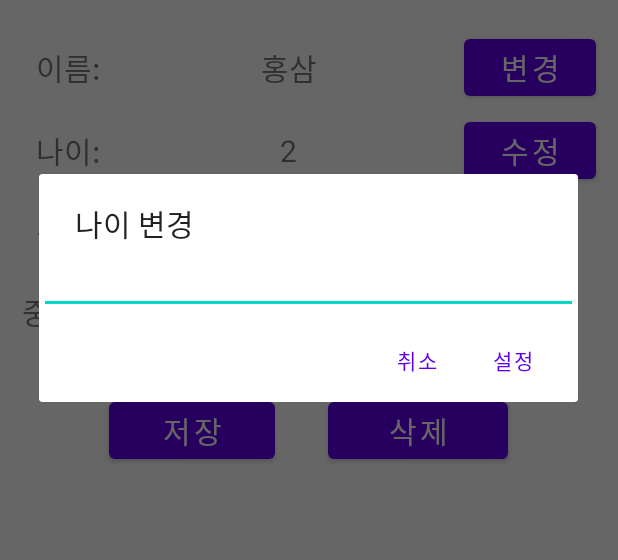
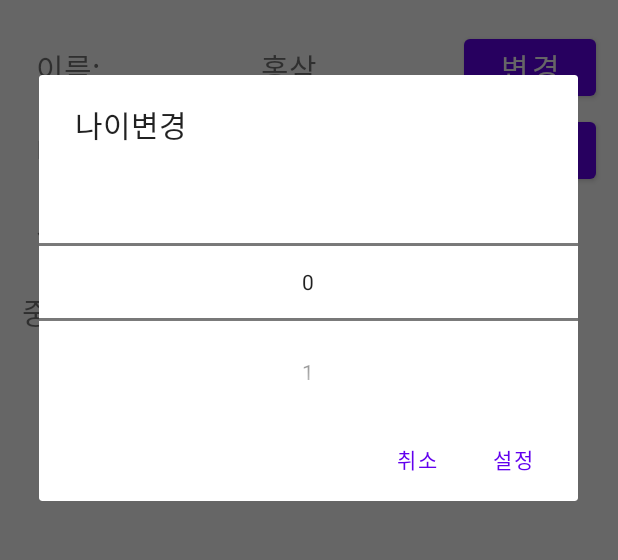
Before and after one commit to qowngus33/Hanium-AI-Pet-Chatbot, an Android app: the PetProfileActivity screen opened directly, with no data from a screen before it, after a tap on "수정", on a phone screen of 412 x 824 dp, the part 330-890 px from its top. Run offline under Robolectric (Android 15) with nearby library versions, the phone set to English and light mode, and no system bars.

Commit message:
Change PetProfileActivity & Connect PW, Login page

```diff
--- a/app/src/main/AndroidManifest.xml
+++ b/app/src/main/AndroidManifest.xml
@@ -33,7 +33,6 @@
 
         <activity android:name=".ui.setting.PetProfileActivity" />
         <activity android:name=".ui.setting.ProfileActivity" />
-        <activity android:name=".ui.setting.New" />
 
     </application>
 
--- a/app/src/main/java/com/example/myapplication/ui/setting/PetProfileActivity.java
+++ b/app/src/main/java/com/example/myapplication/ui/setting/PetProfileActivity.java
@@ -1,15 +1,23 @@
 package com.example.myapplication.ui.setting;
 
 import android.app.AlertDialog;
+import android.app.Dialog;
+import android.content.Context;
 import android.content.DialogInterface;
 import android.content.Intent;
 import android.os.Bundle;
+import android.view.LayoutInflater;
 import android.view.View;
+import android.view.Window;
 import android.widget.Button;
 import android.widget.EditText;
+import android.widget.NumberPicker;
 import android.widget.TextView;
 import android.widget.Toast;
 import com.example.myapplication.R;
+import com.example.myapplication.ui.pet_select.PetSelectActivity;
+
+import java.util.zip.Inflater;
 
 public class PetProfileActivity extends SettingActivity {
     private Intent intent;
@@ -60,28 +68,37 @@ public class PetProfileActivity extends SettingActivity {
         btnAge.setOnClickListener(new View.OnClickListener() {
             @Override
             public void onClick(View view) {
-                AlertDialog.Builder name = new AlertDialog.Builder(PetProfileActivity.this);
-                name.setTitle("나이 변경");
+                AlertDialog.Builder AgePicker = new AlertDialog.Builder(PetProfileActivity.this);
 
-                //스크롤뷰(?)로 나이 선택할 수 있게 변경하기.
-                final EditText NickName = new EditText(PetProfileActivity.this);
-                name.setView(NickName);
-                name.setPositiveButton("설정", new DialogInterface.OnClickListener() {
+                AgePicker.setTitle("나이변경");
+                final NumberPicker AP = new NumberPicker(PetProfileActivity.this);
+                AgePicker.setView(AP);
+
+                AP.setMinValue(0);
+                AP.setMaxValue(30);
+                AP.setWrapSelectorWheel(false);
+                AP.setValue(0);
+
+                AP.setOnValueChangedListener(new NumberPicker.OnValueChangeListener() {
+                    @Override
+                    public void onValueChange(NumberPicker picker, int oldVal, int newVal) {
+                    }
+                });
+
+                AgePicker.setPositiveButton("설정", new DialogInterface.OnClickListener() {
                     @Override
                     public void onClick(DialogInterface dialog, int i) {
-                        String result = NickName.getText().toString();
-                        petAge.setText(result);
+                        petAge.setText(String.valueOf(AP.getValue()));
                         dialog.dismiss();
-                        Toast.makeText(getApplicationContext(), "나이가 변경되었습니다.", Toast.LENGTH_SHORT).show();
                     }
                 });
-                name.setNegativeButton("취소", new DialogInterface.OnClickListener() {
+                AgePicker.setNegativeButton("취소", new DialogInterface.OnClickListener() {
                     @Override
                     public void onClick(DialogInterface dialog, int i) {
                         dialog.dismiss();
                     }
                 });
-                name.show();
+                AgePicker.show();
             }
         });
 
@@ -98,7 +115,7 @@ public class PetProfileActivity extends SettingActivity {
             @Override
             public void onClick(View view) {
                 //정보 삭제 후, 반려동물 등록화면으로 이동
-                Intent intent = new Intent(getApplicationContext(), New.class);
+                Intent intent = new Intent(getApplicationContext(), PetSelectActivity.class);
                 startActivity(intent);
             }
         });
--- a/app/src/main/java/com/example/myapplication/ui/setting/ProfileActivity.java
+++ b/app/src/main/java/com/example/myapplication/ui/setting/ProfileActivity.java
@@ -9,6 +9,7 @@ import android.widget.TextView;
 
 import com.example.myapplication.R;
 import com.example.myapplication.ui.login.LoginActivity;
+import com.example.myapplication.ui.login.PasswordChangeActivity;
 
 public class ProfileActivity extends SettingActivity {
     private Intent intent;
@@ -28,7 +29,7 @@ public class ProfileActivity extends SettingActivity {
             @Override
             public void onClick(View view) {
                 //비밀번호 재설정 화면으로 넘어가기
-                Intent intent = new Intent(getApplicationContext(), New.class);
+                Intent intent = new Intent(getApplicationContext(), PasswordChangeActivity.class);
                 startActivity(intent);
             }
         });
```
Also changed, not shown: app/src/main/java/com/example/myapplication/ui/setting/New.java (deleted, +0 -17 lines), app/src/main/res/layout/newa.xml (deleted, +0 -10 lines).
